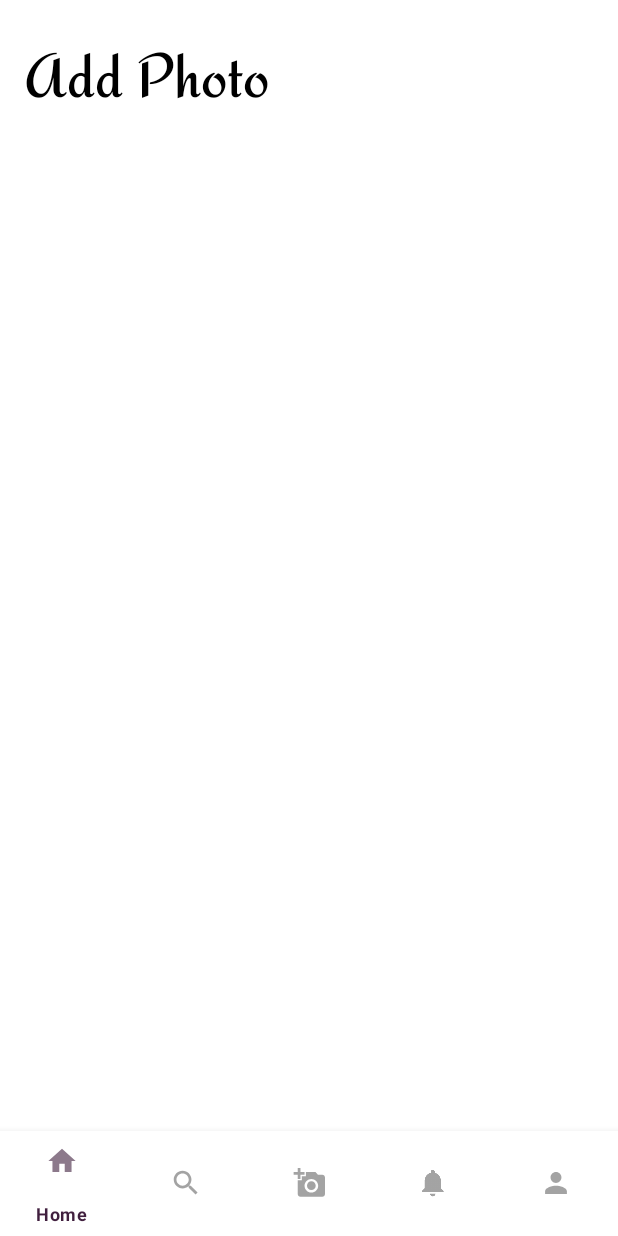
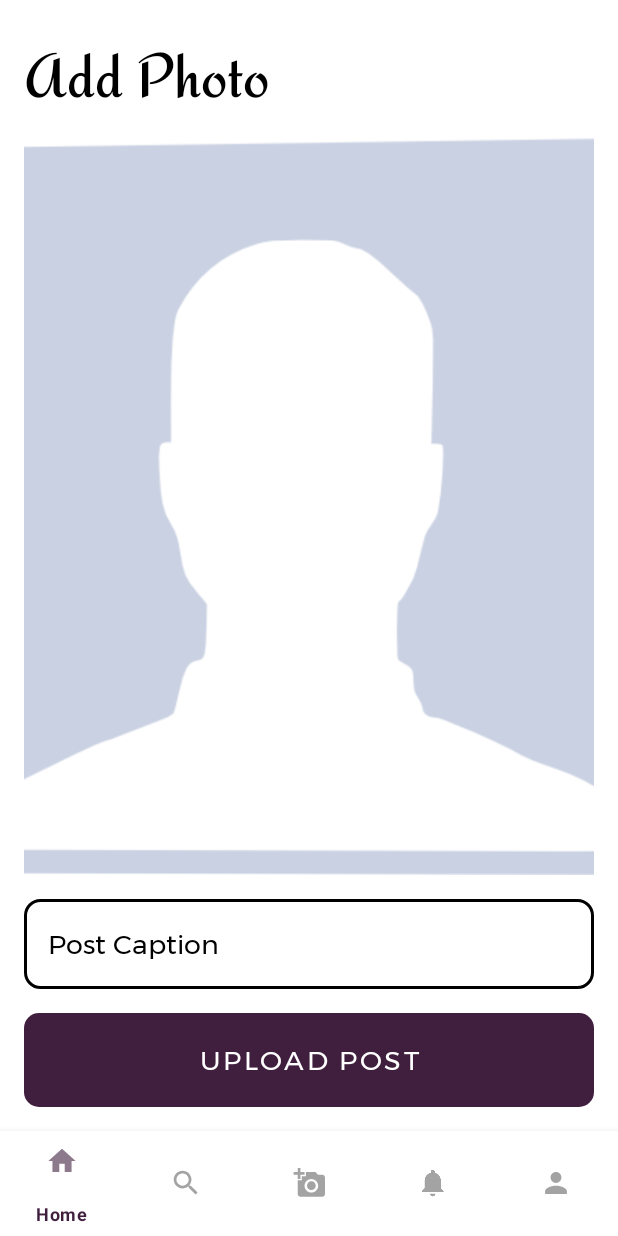
Before and after one commit to asharyapandey/divinex-android, an Android app: the fragment AddPhotoFragment placed in its activity, on a phone screen of 412 x 824 dp. Run offline under Robolectric (Android 15) with nearby library versions, the light colour scheme and no system bars.

Commit message:
completed layout to add photos

```diff
--- a/app/src/main/res/layout/fragment_add_photo.xml
+++ b/app/src/main/res/layout/fragment_add_photo.xml
@@ -4,13 +4,13 @@
     xmlns:tools="http://schemas.android.com/tools"
     android:layout_width="match_parent"
     android:layout_height="match_parent"
+    android:padding="16dp"
     tools:context=".fragments.AddPhotoFragment">
 
     <TextView
+        android:id="@+id/textView8"
         android:layout_width="wrap_content"
         android:layout_height="wrap_content"
-        android:layout_marginStart="16dp"
-        android:layout_marginTop="16dp"
         android:fontFamily="@font/redressed"
         android:text="Add Photo"
         android:textColor="@color/black"
@@ -18,4 +18,44 @@
         app:layout_constraintStart_toStartOf="parent"
         app:layout_constraintTop_toTopOf="parent" />
 
+
+    <ImageView
+        android:id="@+id/ivPostImage"
+        android:layout_width="0dp"
+        android:layout_height="0dp"
+        android:layout_marginTop="16dp"
+        android:scaleType="centerCrop"
+        android:layout_marginBottom="16dp"
+        android:src="@drawable/noimage"
+        app:layout_constraintBottom_toTopOf="@+id/etPostCaption"
+        app:layout_constraintEnd_toEndOf="parent"
+        app:layout_constraintStart_toStartOf="parent"
+        app:layout_constraintTop_toBottomOf="@+id/textView8" />
+
+    <EditText
+        android:id="@+id/etPostCaption"
+        style="@style/curvedEditText"
+        android:layout_width="match_parent"
+        android:layout_height="wrap_content"
+        android:layout_marginBottom="16dp"
+        android:fontFamily="@font/montserrat"
+        android:inputType="textMultiLine"
+        android:lines="3"
+        android:minLines="1"
+        android:hint="Post Caption"
+        app:layout_constraintBottom_toTopOf="@+id/btnUploadPost"
+        app:layout_constraintEnd_toEndOf="parent"
+        app:layout_constraintStart_toStartOf="parent" />
+
+    <Button
+        android:id="@+id/btnUploadPost"
+        style="@style/curvedButtons"
+        android:layout_width="match_parent"
+        android:layout_height="wrap_content"
+        android:fontFamily="@font/montserrat"
+        android:text="Upload Post"
+        app:layout_constraintBottom_toBottomOf="parent"
+        app:layout_constraintEnd_toEndOf="parent"
+        app:layout_constraintStart_toStartOf="parent" />
+
 </androidx.constraintlayout.widget.ConstraintLayout>
```
